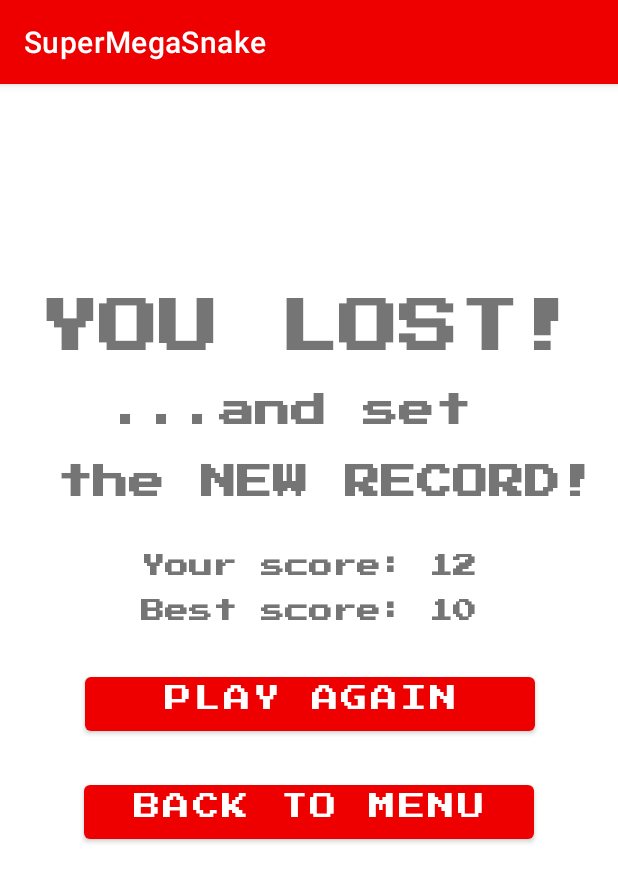
After one commit to rachmiroff/super-mega-snake-android, an Android app: the SinglePlayerDefeatActivity screen opened directly, with no data from a screen before it, on a phone screen of 412 x 824 dp. The commit adds this screen. Shown: the top 882 px of the screen. Run offline under Robolectric (Android 15) with nearby library versions, the phone set to English and light mode, and no system bars.

Commit message:
Create the Single-player Defeat Activity with New Record layout#14

```diff
--- a/app/src/main/AndroidManifest.xml
+++ b/app/src/main/AndroidManifest.xml
@@ -11,6 +11,9 @@
         android:supportsRtl="true"
         android:theme="@style/Theme.SuperMegaSnake"
         tools:targetApi="31">
+        <activity
+            android:name=".SinglePlayerDefeatActivity"
+            android:exported="false" />
         <activity
             android:name=".MainActivity"
             android:exported="true">
--- /dev/null
+++ b/app/src/main/java/kg/auca/super_mega_snake/SinglePlayerDefeatActivity.java
@@ -0,0 +1,14 @@
+package kg.auca.super_mega_snake;
+
+import androidx.appcompat.app.AppCompatActivity;
+
+import android.os.Bundle;
+
+public class SinglePlayerDefeatActivity extends AppCompatActivity {
+
+    @Override
+    protected void onCreate(Bundle savedInstanceState) {
+        super.onCreate(savedInstanceState);
+        setContentView(R.layout.activity_single_player_defeat);
+    }
+}
--- /dev/null
+++ b/app/src/main/res/layout/activity_single_player_defeat.xml
@@ -0,0 +1,96 @@
+<?xml version="1.0" encoding="utf-8"?>
+<androidx.constraintlayout.widget.ConstraintLayout xmlns:android="http://schemas.android.com/apk/res/android"
+    xmlns:app="http://schemas.android.com/apk/res-auto"
+    xmlns:tools="http://schemas.android.com/tools"
+    android:layout_width="match_parent"
+    android:layout_height="match_parent"
+    tools:context=".SinglePlayerDefeatActivity">
+
+    <TextView
+        android:id="@+id/titleSingleDefeatTextView"
+        android:layout_width="wrap_content"
+        android:layout_height="wrap_content"
+        android:fontFamily="@font/press_start_2p_regular"
+        android:text="@string/titleSingleDefeatTextView_text"
+        android:textAlignment="center"
+        android:textSize="40sp"
+        android:textStyle="bold"
+        app:layout_constraintBottom_toBottomOf="parent"
+        app:layout_constraintEnd_toEndOf="parent"
+        app:layout_constraintStart_toStartOf="parent"
+        app:layout_constraintTop_toTopOf="parent"
+        app:layout_constraintVertical_bias="0.20" />
+
+    <TextView
+        android:id="@+id/titleCongratulationsTextView"
+        android:layout_width="wrap_content"
+        android:layout_height="wrap_content"
+        android:fontFamily="@font/press_start_2p_regular"
+        android:text="@string/titleCongratulationsTextView_text"
+        android:textAlignment="center"
+        android:textSize="24sp"
+        android:textStyle="bold"
+        app:layout_constraintBottom_toBottomOf="parent"
+        app:layout_constraintEnd_toEndOf="parent"
+        app:layout_constraintStart_toStartOf="parent"
+        app:layout_constraintTop_toTopOf="parent"
+        app:layout_constraintVertical_bias="0.30" />
+
+    <TextView
+        android:id="@+id/titlePlayerScoreTextView"
+        android:layout_width="wrap_content"
+        android:layout_height="wrap_content"
+        android:fontFamily="@font/press_start_2p_regular"
+        android:text="@string/titlePlayerScoreTextView_text"
+        android:textAlignment="center"
+        android:textSize="16sp"
+        android:textStyle="bold"
+        app:layout_constraintBottom_toBottomOf="parent"
+        app:layout_constraintEnd_toEndOf="parent"
+        app:layout_constraintStart_toStartOf="parent"
+        app:layout_constraintTop_toTopOf="parent"
+        app:layout_constraintVertical_bias="0.42" />
+
+    <TextView
+        android:id="@+id/titlePreviousBestScoreTextView"
+        android:layout_width="wrap_content"
+        android:layout_height="wrap_content"
+        android:fontFamily="@font/press_start_2p_regular"
+        android:text="@string/titlePreviousBestScoreTextView_text"
+        android:textAlignment="center"
+        android:textSize="16sp"
+        android:textStyle="bold"
+        app:layout_constraintBottom_toBottomOf="parent"
+        app:layout_constraintEnd_toEndOf="parent"
+        app:layout_constraintStart_toStartOf="parent"
+        app:layout_constraintTop_toTopOf="parent"
+        app:layout_constraintVertical_bias="0.46" />
+
+    <Button
+        android:id="@+id/playAgainButton"
+        android:layout_width="300dp"
+        android:layout_height="wrap_content"
+        android:layout_marginTop="24dp"
+        android:fontFamily="@font/press_start_2p_regular"
+        android:onClick="onPlayAgainButtonClick"
+        android:text="@string/playAgainButton_text"
+        android:textSize="18sp"
+        app:layout_constraintEnd_toEndOf="parent"
+        app:layout_constraintHorizontal_bias="0.504"
+        app:layout_constraintStart_toStartOf="parent"
+        app:layout_constraintTop_toBottomOf="@id/titlePreviousBestScoreTextView" />
+
+    <Button
+        android:id="@+id/backToMenuButton"
+        android:layout_width="300dp"
+        android:layout_height="wrap_content"
+        android:layout_marginTop="24dp"
+        android:fontFamily="@font/press_start_2p_regular"
+        android:onClick="onBackToMenuButtonClick"
+        android:text="@string/backToMenuButton_text"
+        android:textSize="18sp"
+        app:layout_constraintEnd_toEndOf="parent"
+        app:layout_constraintStart_toStartOf="parent"
+        app:layout_constraintTop_toBottomOf="@+id/playAgainButton" />
+
+</androidx.constraintlayout.widget.ConstraintLayout>
--- a/app/src/main/res/values/strings.xml
+++ b/app/src/main/res/values/strings.xml
@@ -4,4 +4,10 @@
     <string name="singlePlayerButton_text">SINGLE-PLAYER GAME</string>
     <string name="multiPlayerButton_text">MULTI-PLAYER GAME</string>
     <string name="highScoreButton_text">HIGH SCORES</string>
+    <string name="titleSingleDefeatTextView_text">YOU LOST!</string>
+    <string name="titleCongratulationsTextView_text">...and set \n \n the NEW RECORD!</string>
+    <string name="titlePlayerScoreTextView_text">Your score: 12</string>
+    <string name="titlePreviousBestScoreTextView_text">Best score: 10</string>
+    <string name="playAgainButton_text">PLAY AGAIN</string>
+    <string name="backToMenuButton_text">BACK TO MENU</string>
 </resources>
```
Also changed, not shown: app/src/main/res/font/press_start_2p_regular.ttf (added).
